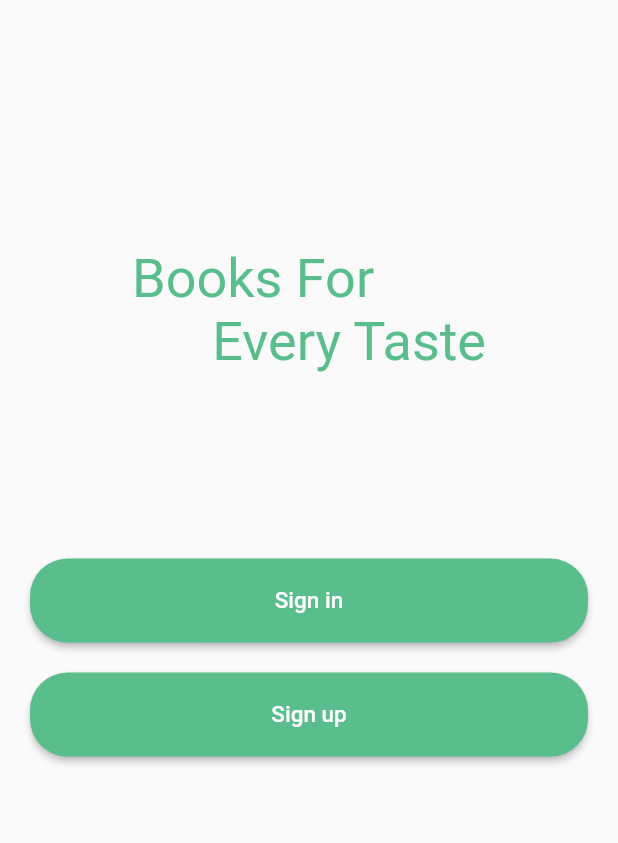
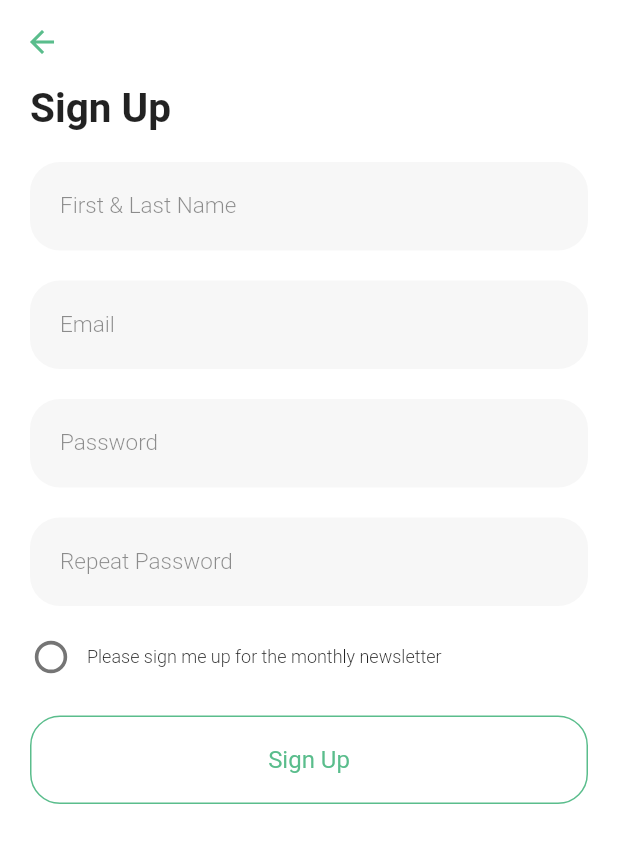
Before and after one commit to moaza30/book_recommendation, a Flutter app: the screen it shows after launch, after a tap on "Sign up", on a phone screen of 412 x 824 dp. Shown: the top 843 px of the screen. Run offline on Flutter 3.47's test engine with Material 2 defaults, Android fonts, the phone set to English and light mode, and no system bars.

Commit message:
intial commit

```diff
--- a/lib/home_screen.dart
+++ /dev/null
@@ -1,75 +0,0 @@
-import 'package:flutter/material.dart';
-
-class HomeScreen extends StatelessWidget {
-  @override
-  Widget build(BuildContext context) {
-    return Container(
-      decoration: BoxDecoration(
-        image: DecorationImage(
-          image: AssetImage('assets/images/test.png'),
-          fit: BoxFit.fill,
-        ),
-      ),
-      child: Scaffold(
-        body: Container(
-          width: double.infinity,
-          child: Column(
-            children: [
-              Container(
-                margin: EdgeInsets.only(
-                    top: MediaQuery.of(context).size.height * 0.20),
-                child: Text(
-                  'Books For \n      Every Taste',
-                  style: TextStyle(
-                    fontWeight: FontWeight.w400,
-                    fontSize: 36,
-                    color: Color.fromRGBO(90, 189, 140, 1),
-                  ),
-                ),
-              ),
-              Container(
-                margin: EdgeInsets.symmetric(horizontal: 20).add(
-                  EdgeInsets.only(
-                      top: MediaQuery.of(context).size.height * 0.15),
-                ),
-                child: ElevatedButton(
-                  style: ElevatedButton.styleFrom(
-                    primary: Color.fromRGBO(90, 189, 140, 1),
-                    minimumSize: Size(double.infinity, 56),
-                    shape: RoundedRectangleBorder(
-                      borderRadius: BorderRadius.circular(25),
-                    ),
-                  ),
-                  onPressed: () {},
-                  child: Text(
-                    'Sign in',
-                    style: TextStyle(fontSize: 15),
-                  ),
-                ),
-              ),
-              Container(
-                margin: EdgeInsets.symmetric(horizontal: 20).add(
-                  EdgeInsets.only(top: 20),
-                ),
-                child: ElevatedButton(
-                  style: ElevatedButton.styleFrom(
-                    primary: Color.fromRGBO(90, 189, 140, 1),
-                    minimumSize: Size(double.infinity, 56),
-                    shape: RoundedRectangleBorder(
-                      borderRadius: BorderRadius.circular(25),
-                    ),
-                  ),
-                  onPressed: () {},
-                  child: Text(
-                    'Sign up',
-                    style: TextStyle(fontSize: 15),
-                  ),
-                ),
-              ),
-            ],
-          ),
-        ),
-      ),
-    );
-  }
-}
--- a/lib/main.dart
+++ b/lib/main.dart
@@ -1,4 +1,5 @@
-import 'package:book_recommendation/home_screen.dart';
+import 'package:book_recommendation/screens/sign_up_screen/sign_up_screen.dart';
+import 'package:book_recommendation/screens/start_uo_screen/start_screen.dart';
 import 'package:flutter/material.dart';
 
 void main() {
@@ -11,7 +12,11 @@ class MyApp extends StatelessWidget {
     return MaterialApp(
       debugShowCheckedModeBanner: false,
       title: 'Flutter Demo',
-      home: HomeScreen(),
+      home: StartScreen(),
+      routes: {
+        SignUpScreen.routename: (context) => SignUpScreen(),
+        StartScreen.routename: (context) => StartScreen(),
+      },
     );
   }
 }
--- /dev/null
+++ b/lib/screens/sign_up_screen/screen_body.dart
@@ -0,0 +1,89 @@
+import 'package:book_recommendation/screens/sign_up_screen/sign_uo_details.dart';
+import 'package:flutter/material.dart';
+
+class SignUpBody extends StatefulWidget {
+  @override
+  State<SignUpBody> createState() => _SignUpBodyState();
+}
+
+class _SignUpBodyState extends State<SignUpBody> {
+  bool value = false;
+  @override
+  Widget build(BuildContext context) {
+    return SingleChildScrollView(
+      child: Column(
+        children: [
+          //Start of Column
+          Container(
+            padding: EdgeInsets.only(left: 20),
+            alignment: Alignment.topLeft,
+            child: Text(
+              'Sign Up',
+              style: TextStyle(fontSize: 27, fontWeight: FontWeight.bold),
+            ),
+          ),
+          // Sign Up Details
+          SignUpDetails('First & Last Name'),
+          SignUpDetails('Email'),
+          SignUpDetails('Password'),
+          SignUpDetails('Repeat Password'),
+
+          // This Container For Sign Up CheckBox
+          Container(
+            margin: EdgeInsets.only(left: 10, top: 10),
+            child: Row(
+              children: [
+                Transform.scale(
+                  scale: 1.2,
+                  child: Checkbox(
+                    activeColor: Color.fromRGBO(90, 189, 140, 1),
+                    shape: CircleBorder(),
+                    value: this.value,
+                    onChanged: (bool? value) {
+                      setState(() {
+                        this.value = value!;
+                      });
+                    },
+                  ),
+                ),
+                Text(
+                  'Please sign me up for the monthly newsletter',
+                  style: TextStyle(fontSize: 12, fontWeight: FontWeight.w300),
+                ),
+              ],
+            ),
+          ),
+          // Container for The OutlinedButton
+          Container(
+            width: MediaQuery.of(context).size.width,
+            margin: EdgeInsets.symmetric(horizontal: 20).add(
+              EdgeInsets.only(top: 15),
+            ),
+            child: OutlinedButton(
+              style: OutlinedButton.styleFrom(
+                primary: Color.fromRGBO(90, 189, 140, 1),
+                side: BorderSide(
+                  color: Color.fromRGBO(90, 189, 140, 1),
+                  width: 1.0,
+                ),
+                shape: RoundedRectangleBorder(
+                  borderRadius: BorderRadius.circular(20),
+                ),
+                padding: EdgeInsets.all(20),
+              ),
+              onPressed: () {},
+              child: Text(
+                'Sign Up',
+                style: TextStyle(
+                  fontSize: 16,
+                  fontWeight: FontWeight.w400,
+                  color: Color.fromRGBO(90, 189, 140, 1),
+                ),
+              ),
+            ),
+          ),
+        ],
+      ),
+    );
+  }
+}
--- /dev/null
+++ b/lib/screens/sign_up_screen/sign_uo_details.dart
@@ -0,0 +1,41 @@
+import 'package:flutter/material.dart';
+
+class SignUpDetails extends StatelessWidget {
+  late String textdata;
+  SignUpDetails(this.textdata);
+  @override
+  Widget build(BuildContext context) {
+    return Column(
+      children: [
+        Container(
+          margin: EdgeInsets.symmetric(horizontal: 20).add(
+            EdgeInsets.only(top: 20),
+          ),
+          child: TextField(
+            decoration: InputDecoration(
+              contentPadding: EdgeInsets.all(20),
+              filled: true,
+              fillColor: Color.fromRGBO(239, 239, 239, 0.5),
+              labelStyle: TextStyle(
+                fontWeight: FontWeight.w300,
+                fontSize: 15,
+                color: Color.fromRGBO(33, 33, 33, 0.5),
+              ),
+              labelText: textdata,
+              border: OutlineInputBorder(
+                borderSide: BorderSide.none,
+                borderRadius: BorderRadius.circular(20),
+              ),
+              focusedBorder: OutlineInputBorder(
+                borderSide: BorderSide(
+                  color: Color.fromRGBO(239, 239, 239, 0.5),
+                ),
+                borderRadius: BorderRadius.circular(20),
+              ),
+            ),
+          ),
+        )
+      ],
+    );
+  }
+}
--- /dev/null
+++ b/lib/screens/sign_up_screen/sign_up_screen.dart
@@ -0,0 +1,36 @@
+import 'package:book_recommendation/screens/sign_up_screen/screen_body.dart';
+import 'package:book_recommendation/screens/sign_up_screen/sign_uo_details.dart';
+import 'package:book_recommendation/screens/start_uo_screen/start_screen.dart';
+import 'package:flutter/material.dart';
+
+class SignUpScreen extends StatefulWidget {
+  static const String routename = 'SignUp';
+
+  @override
+  State<SignUpScreen> createState() => _SignUpScreenState();
+}
+
+class _SignUpScreenState extends State<SignUpScreen> {
+  bool value = false;
+  @override
+  Widget build(BuildContext context) {
+    return Scaffold(
+      backgroundColor: Colors.white,
+      appBar: AppBar(
+        automaticallyImplyLeading: false,
+        backgroundColor: Colors.white,
+        elevation: 0.0,
+        leading: IconButton(
+          onPressed: () {
+            Navigator.of(context).pushNamed(StartScreen.routename);
+          },
+          icon: Icon(
+            Icons.arrow_back,
+            color: Color.fromRGBO(90, 189, 140, 1),
+          ),
+        ),
+      ),
+      body: SignUpBody(),
+    );
+  }
+}
--- /dev/null
+++ b/lib/screens/start_uo_screen/screen_style.dart
@@ -0,0 +1,90 @@
+import 'package:book_recommendation/screens/sign_up_screen/sign_up_screen.dart';
+import 'package:flutter/material.dart';
+
+class StartScreenStyle extends StatelessWidget {
+  @override
+  Widget build(BuildContext context) {
+    return Container(
+      child: Column(
+        children: [
+          Container(
+            margin:
+                EdgeInsets.only(top: MediaQuery.of(context).size.height * 0.20),
+            child: Text(
+              'Books For \n      Every Taste',
+              style: TextStyle(
+                fontWeight: FontWeight.w400,
+                fontSize: 36,
+                color: Color.fromRGBO(90, 189, 140, 1),
+              ),
+            ),
+          ),
+
+          //Container For Sign In Button
+          Container(
+            margin: EdgeInsets.symmetric(horizontal: 20).add(
+              EdgeInsets.only(top: MediaQuery.of(context).size.height * 0.12),
+            ),
+            child: ElevatedButton(
+              style: ElevatedButton.styleFrom(
+                primary: Color.fromRGBO(90, 189, 140, 1),
+                minimumSize: Size(double.infinity, 56),
+                shape: RoundedRectangleBorder(
+                  borderRadius: BorderRadius.circular(20),
+                ),
+              ),
+              onPressed: () {},
+              child: Text(
+                'Sign in',
+                style: TextStyle(fontSize: 15),
+              ),
+            ),
+          ),
+
+          //Container For Sign Uo Button
+          Container(
+            margin: EdgeInsets.symmetric(horizontal: 20).add(
+              EdgeInsets.only(top: 20),
+            ),
+            child: ElevatedButton(
+              style: ElevatedButton.styleFrom(
+                primary: Color.fromRGBO(90, 189, 140, 1),
+                minimumSize: Size(double.infinity, 56),
+                shape: RoundedRectangleBorder(
+                  borderRadius: BorderRadius.circular(20),
+                ),
+              ),
+              onPressed: () {
+                Navigator.of(context).pushNamed(SignUpScreen.routename);
+              },
+              child: Text(
+                'Sign up',
+                style: TextStyle(fontSize: 15),
+              ),
+            ),
+          ),
+
+          //Container For Skip Button
+          Container(
+            padding: EdgeInsets.only(
+                top: MediaQuery.of(context).size.height * 0.22, right: 20),
+            child: Align(
+              alignment: Alignment.bottomRight,
+              child: TextButton(
+                onPressed: () {},
+                child: Text(
+                  'Skip ',
+                  style: TextStyle(
+                    fontSize: 19,
+                    fontWeight: FontWeight.w400,
+                    color: Color.fromRGBO(90, 189, 140, 1),
+                  ),
+                ),
+              ),
+            ),
+          ),
+        ],
+      ),
+    );
+  }
+}
--- /dev/null
+++ b/lib/screens/start_uo_screen/start_screen.dart
@@ -0,0 +1,22 @@
+import 'package:book_recommendation/screens/start_uo_screen/screen_style.dart';
+import 'package:flutter/material.dart';
+
+class StartScreen extends StatelessWidget {
+  static const routename = 'StartScreen';
+  @override
+  Widget build(BuildContext context) {
+    return Container(
+      width: double.infinity,
+      decoration: BoxDecoration(
+        image: DecorationImage(
+          image: AssetImage('assets/images/test.png'),
+          fit: BoxFit.fill,
+        ),
+      ),
+      child: Scaffold(
+        backgroundColor: Colors.transparent,
+        body: StartScreenStyle(),
+      ),
+    );
+  }
+}
```
Also changed, not shown: 1 other file.
